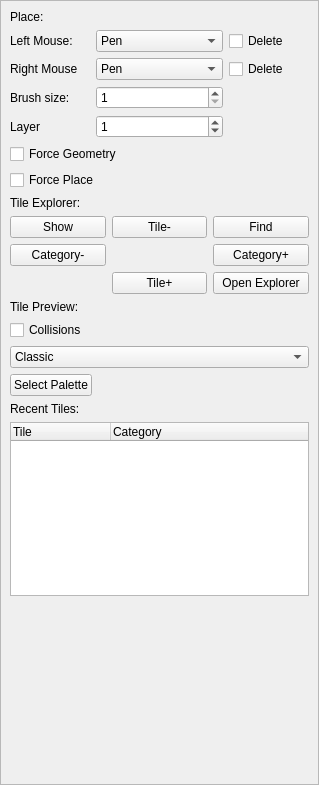
Above: ui/uifiles/editors/tiles.ui from timofey260/RWE-Sharp before the change. Below: the same form after it.
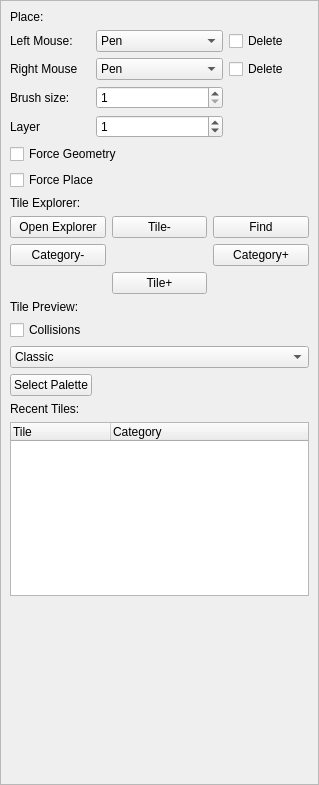
That is the form after the change. Icons and pictures are not drawn.

Commit message: find buttons etc

```diff
--- a/ui/uifiles/editors/tiles.ui
+++ b/ui/uifiles/editors/tiles.ui
@@ -332,13 +332,6 @@
            </property>
           </widget>
          </item>
-         <item row="0" column="0">
-          <widget class="QPushButton" name="ShowTE">
-           <property name="text">
-            <string>Show</string>
-           </property>
-          </widget>
-         </item>
          <item row="0" column="2">
           <widget class="QPushButton" name="FindTE">
            <property name="text">
@@ -346,7 +339,7 @@
            </property>
           </widget>
          </item>
-         <item row="2" column="2">
+         <item row="0" column="0">
           <widget class="QPushButton" name="OpenExplorer">
            <property name="text">
             <string>Open Explorer</string>
```
The commit also changes 8 other files.
